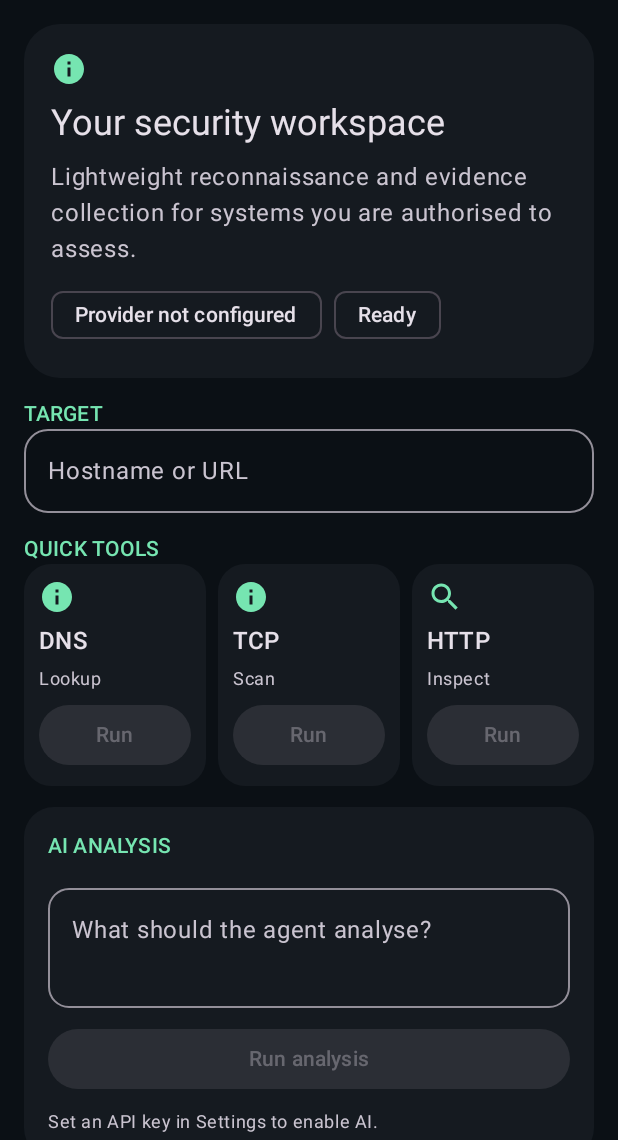
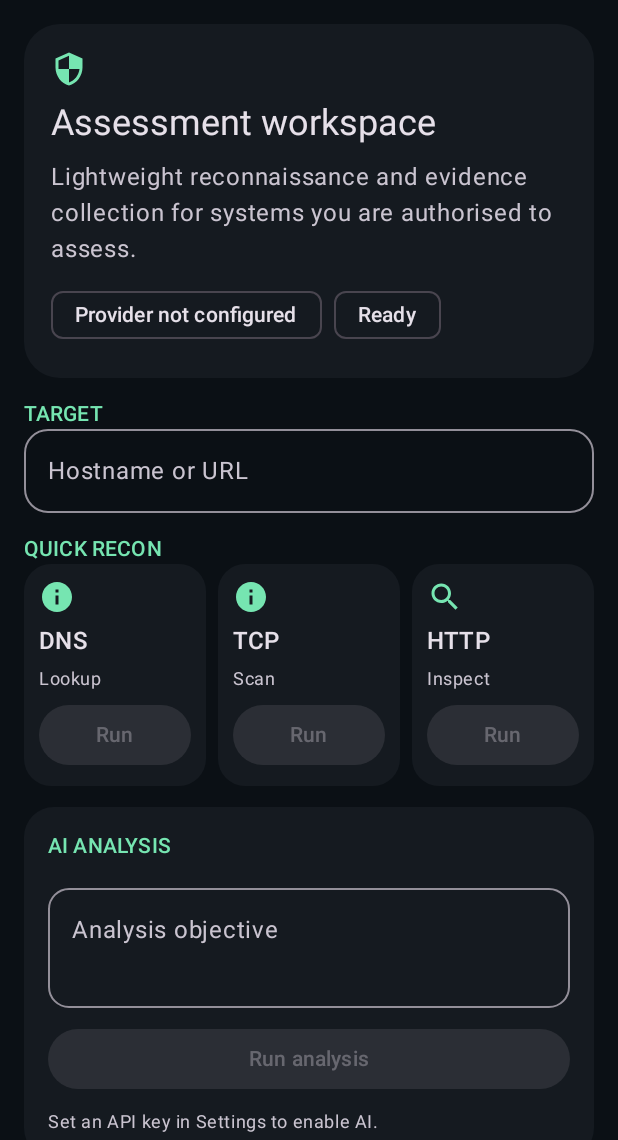
Before and after one commit to 999-fl/cyberagent, an Android app built with Jetpack Compose: the screen it shows after launch (MainActivity), after a tap on "Ready", on a phone screen of 412 x 824 dp, the part 96-1236 px from its top. Run offline under Robolectric (Android 15) with nearby library versions, the phone set to English and light mode, and no system bars; pictures from the network do not load; 3 statements that could not run were skipped.

Commit message:
Polish UI and persist API provider settings

```diff
--- a/app/src/main/java/com/cyberagent/mobile/MainActivity.kt
+++ b/app/src/main/java/com/cyberagent/mobile/MainActivity.kt
@@ -1,6 +1,6 @@
 package com.cyberagent.mobile
 
-import android.content.Intent
+import android.content.Intent\nimport android.content.Context
 import android.os.Bundle
 import androidx.activity.ComponentActivity
 import androidx.activity.compose.setContent
@@ -10,6 +10,8 @@ import androidx.compose.material.icons.Icons
 import androidx.compose.material.icons.filled.Settings
 import androidx.compose.material.icons.filled.Info
 import androidx.compose.material.icons.filled.Search
+import androidx.compose.material.icons.filled.ContentCopy
+import androidx.compose.material.icons.filled.Security
 import androidx.compose.material3.*
 import androidx.compose.runtime.*
 import androidx.compose.ui.Modifier
@@ -31,8 +33,8 @@ fun CyberAgentApp() {
     val scope = rememberCoroutineScope()
     val context = LocalContext.current
     var apiKey by remember { mutableStateOf(KeyVault.load(context)) }
-    var endpoint by remember { mutableStateOf("https://openrouter.ai/api/v1") }
-    var model by remember { mutableStateOf("deepseek/deepseek-chat") }
+    val prefs = context.getSharedPreferences("cyberagent_config", Context.MODE_PRIVATE)\n    var endpoint by remember { mutableStateOf(prefs.getString("endpoint", "https://openrouter.ai/api/v1") ?: "") }
+    var model by remember { mutableStateOf(prefs.getString("model", "deepseek/deepseek-chat") ?: "") }
     var settingsOpen by remember { mutableStateOf(false) }
     var target by remember { mutableStateOf("") }
     var prompt by remember { mutableStateOf("") }
@@ -62,8 +64,8 @@ fun CyberAgentApp() {
                     item {
                         Card(shape = RoundedCornerShape(24.dp), colors = CardDefaults.cardColors(containerColor = MaterialTheme.colorScheme.surface)) {
                             Column(Modifier.padding(18.dp), verticalArrangement = Arrangement.spacedBy(8.dp)) {
-                                Icon(Icons.Default.Info, null, tint = MaterialTheme.colorScheme.primary)
-                                Text("Your security workspace", style = MaterialTheme.typography.headlineSmall)
+                                Icon(Icons.Default.Security, null, tint = MaterialTheme.colorScheme.primary)
+                                Text("Assessment workspace", style = MaterialTheme.typography.headlineSmall)
                                 Text("Lightweight reconnaissance and evidence collection for systems you are authorised to assess.", color = MaterialTheme.colorScheme.onSurfaceVariant)
                                 Row(horizontalArrangement = Arrangement.spacedBy(8.dp)) {
                                     AssistChip(onClick = { settingsOpen = true }, label = { Text(if (apiKey.isBlank()) "Provider not configured" else "API key saved") })
@@ -77,7 +79,7 @@ fun CyberAgentApp() {
                         OutlinedTextField(target, { target = it }, placeholder = { Text("Hostname or URL") }, singleLine = true, modifier = Modifier.fillMaxWidth(), shape = RoundedCornerShape(16.dp))
                     }
                     item {
-                        Text("QUICK TOOLS", style = MaterialTheme.typography.labelLarge, color = MaterialTheme.colorScheme.primary)
+                        Text("QUICK RECON", style = MaterialTheme.typography.labelLarge, color = MaterialTheme.colorScheme.primary)
                         Row(horizontalArrangement = Arrangement.spacedBy(8.dp), modifier = Modifier.fillMaxWidth()) {
                             ToolCard("DNS", "Lookup", Icons.Default.Info, Modifier.weight(1f), !busy && target.isNotBlank()) {
                                 busy = true; scope.launch { try { append(NetTools.dns(target)) } catch (e: Exception) { append("DNS error: ${e.message}") } finally { busy = false } }
@@ -94,7 +96,7 @@ fun CyberAgentApp() {
                         Card(shape = RoundedCornerShape(20.dp), colors = CardDefaults.cardColors(containerColor = MaterialTheme.colorScheme.surface)) {
                             Column(Modifier.padding(16.dp), verticalArrangement = Arrangement.spacedBy(10.dp)) {
                                 Text("AI ANALYSIS", style = MaterialTheme.typography.labelLarge, color = MaterialTheme.colorScheme.primary)
-                                OutlinedTextField(prompt, { prompt = it }, label = { Text("What should the agent analyse?") }, modifier = Modifier.fillMaxWidth(), minLines = 2, shape = RoundedCornerShape(14.dp))
+                                OutlinedTextField(prompt, { prompt = it }, label = { Text("Analysis objective") }, modifier = Modifier.fillMaxWidth(), minLines = 2, shape = RoundedCornerShape(14.dp))
                                 Button(onClick = {
                                     busy = true
                                     scope.launch { try { append(Agent.run(endpoint, model, apiKey, target, prompt, log)) } catch (e: Exception) { append("Agent error: ${e.message}") } finally { busy = false } }
@@ -105,8 +107,8 @@ fun CyberAgentApp() {
                     }
                     item {
                         Row(verticalAlignment = androidx.compose.ui.Alignment.CenterVertically) {
-                            Column(Modifier.weight(1f)) { Text("EVIDENCE", style = MaterialTheme.typography.labelLarge, color = MaterialTheme.colorScheme.primary); Text("Activity log", style = MaterialTheme.typography.titleMedium) }
-                            TextButton(enabled = !busy, onClick = { log = "Log cleared." }) { Text("Clear") }
+                            Column(Modifier.weight(1f)) { Text("EVIDENCE", style = MaterialTheme.typography.labelLarge, color = MaterialTheme.colorScheme.primary); Text("Run history", style = MaterialTheme.typography.titleMedium) }
+                            TextButton(onClick = { try { val cm = context.getSystemService(Context.CLIPBOARD_SERVICE) as android.content.ClipboardManager; cm.setPrimaryClip(android.content.ClipData.newPlainText("CyberAgent log", log)); append("Log copied to clipboard.") } catch (_: Exception) { append("Clipboard copy failed.") } }) { Icon(Icons.Default.ContentCopy, null); Text("Copy") }\n                            TextButton(enabled = !busy, onClick = { log = "Log cleared." }) { Text("Clear") }
                             TextButton(onClick = {
                                 val send = Intent(Intent.ACTION_SEND).apply { type = "text/plain"; putExtra(Intent.EXTRA_SUBJECT, "CyberAgent evidence"); putExtra(Intent.EXTRA_TEXT, "CyberAgent evidence log\nTarget: $target\n\n$log") }
                                 context.startActivity(Intent.createChooser(send, "Export evidence"))
@@ -127,9 +129,9 @@ fun CyberAgentApp() {
                     OutlinedTextField(endpoint, { endpoint = it }, label = { Text("API base URL") }, modifier = Modifier.fillMaxWidth(), singleLine = true)
                     OutlinedTextField(model, { model = it }, label = { Text("Model ID") }, modifier = Modifier.fillMaxWidth(), singleLine = true)
                     OutlinedTextField(apiKey, { apiKey = it }, label = { Text("API key") }, visualTransformation = PasswordVisualTransformation(), modifier = Modifier.fillMaxWidth())
-                    Text("Encrypted locally using Android Keystore.", style = MaterialTheme.typography.bodySmall, color = MaterialTheme.colorScheme.onSurfaceVariant)
+                    Text("API key encrypted using Android Keystore. Provider and model preferences are saved locally.", style = MaterialTheme.typography.bodySmall, color = MaterialTheme.colorScheme.onSurfaceVariant)
                 } },
-                confirmButton = { TextButton(onClick = { try { KeyVault.save(context, apiKey); append("API key saved encrypted with Android Keystore."); settingsOpen = false } catch (e: Exception) { append("Key save failed: ${e.message}") } }) { Text("Save") } },
+                confirmButton = { TextButton(onClick = { try { KeyVault.save(context, apiKey); prefs.edit().putString("endpoint", endpoint.trim()).putString("model", model.trim()).apply(); append("Provider settings saved."); settingsOpen = false } catch (e: Exception) { append("Key save failed: ${e.message}") } }) { Text("Save") } },
                 dismissButton = { TextButton(onClick = { apiKey = ""; KeyVault.clear(context); append("Stored API key cleared."); settingsOpen = false }) { Text("Forget key") } }
             )
         }
```
